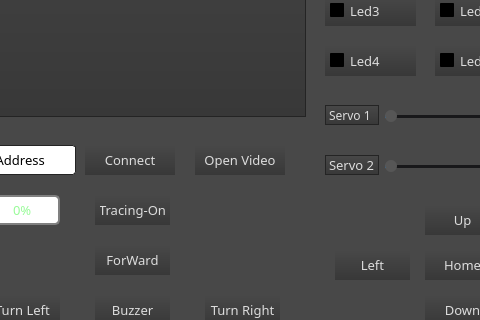
Above: Code/Client/Client_Ui.ui from Aspirisha/Freenove_4WD_Smart_Car_Kit_for_Raspberry_Pi before the change; both pictures show x 95 to 575 and y 225 to 545 of the 763 by 649 pixel window. Below: the same form after it.
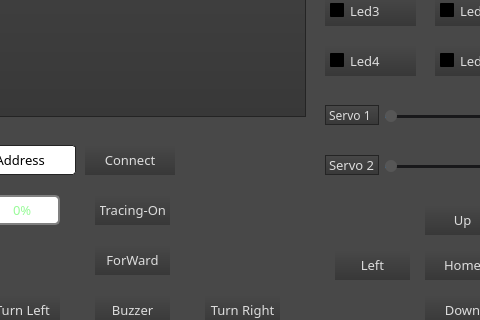
That is the form after the change.

Commit message: Removed video button from client

```diff
--- a/Code/Client/Client_Ui.ui
+++ b/Code/Client/Client_Ui.ui
@@ -326,28 +326,6 @@
     <string>Turn Right</string>
    </property>
   </widget>
-  <widget class="QPushButton" name="Btn_Video">
-   <property name="geometry">
-    <rect>
-     <x>290</x>
-     <y>370</y>
-     <width>90</width>
-     <height>30</height>
-    </rect>
-   </property>
-   <property name="font">
-    <font>
-     <family>Malgun Gothic</family>
-     <pointsize>10</pointsize>
-    </font>
-   </property>
-   <property name="styleSheet">
-    <string notr="true"/>
-   </property>
-   <property name="text">
-    <string>Open Video</string>
-   </property>
-  </widget>
   <widget class="QLabel" name="label_Video">
    <property name="geometry">
     <rect>
```
The commit also changes 2 other files.
